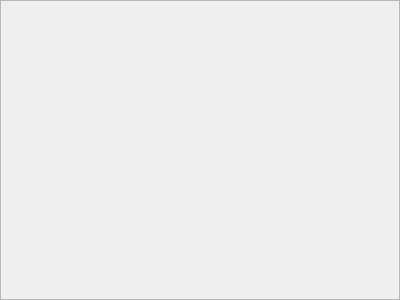
First picture: the form in extlib/qtwidgets/qtpopup/qtpopupp.ui, repository marcinmagier/wolverine, before the edit.
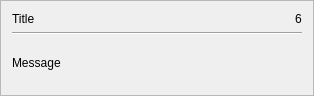
Second picture: the form after the edit.

Commit message: Popup layout

Patch:
```diff
--- a/extlib/qtwidgets/qtpopup/qtpopupp.ui
+++ b/extlib/qtwidgets/qtpopup/qtpopupp.ui
@@ -9,8 +9,8 @@
    <rect>
     <x>0</x>
     <y>0</y>
-    <width>400</width>
-    <height>300</height>
+    <width>314</width>
+    <height>96</height>
    </rect>
   </property>
   <property name="frameShape">
@@ -19,5 +19,51 @@
   <property name="windowTitle">
    <string>Frame</string>
   </property>
+  <layout class="QVBoxLayout" name="verticalLayout">
+   <item>
+    <layout class="QHBoxLayout" name="layHeader">
+     <item>
+      <widget class="QLabel" name="lblTitle">
+       <property name="sizePolicy">
+        <sizepolicy hsizetype="Preferred" vsizetype="Preferred">
+         <horstretch>1</horstretch>
+         <verstretch>0</verstretch>
+        </sizepolicy>
+       </property>
+       <property name="text">
+        <string>Title</string>
+       </property>
+      </widget>
+     </item>
+     <item>
+      <widget class="QLabel" name="lblTimer">
+       <property name="text">
+        <string>6</string>
+       </property>
+      </widget>
+     </item>
+    </layout>
+   </item>
+   <item>
+    <widget class="Line" name="line">
+     <property name="orientation">
+      <enum>Qt::Horizontal</enum>
+     </property>
+    </widget>
+   </item>
+   <item>
+    <widget class="QLabel" name="lblMessage">
+     <property name="sizePolicy">
+      <sizepolicy hsizetype="Preferred" vsizetype="Preferred">
+       <horstretch>0</horstretch>
+       <verstretch>1</verstretch>
+      </sizepolicy>
+     </property>
+     <property name="text">
+      <string>Message</string>
+     </property>
+    </widget>
+   </item>
+  </layout>
  </widget>
 </ui>
```
Left out of the diff: 14 changed lines with no effect on the pictures.
